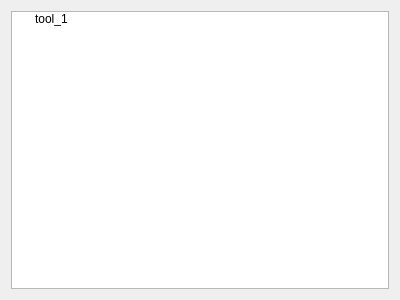
Above: starter/FENGSim/StatisticalProcessControl/SPCDockWidget.ui from OpenDigitalTwin-Dev/FENGSim before the change. Below: the same form after it.
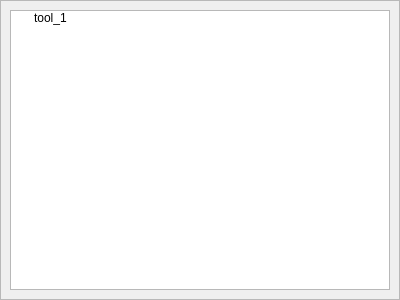
That is the form after the change. Icons and pictures are not drawn.

The edit to the form file:
```diff
--- a/starter/FENGSim/StatisticalProcessControl/SPCDockWidget.ui
+++ b/starter/FENGSim/StatisticalProcessControl/SPCDockWidget.ui
@@ -14,6 +14,27 @@
    <string>Form</string>
   </property>
   <layout class="QHBoxLayout" name="horizontalLayout">
+   <property name="leftMargin">
+    <number>0</number>
+   </property>
+   <property name="topMargin">
+    <number>0</number>
+   </property>
+   <property name="rightMargin">
+    <number>0</number>
+   </property>
+   <property name="bottomMargin">
+    <number>0</number>
+   </property>
+   <item>
+    <widget class="QFrame" name="frame">
+     <property name="frameShape">
+      <enum>QFrame::StyledPanel</enum>
+     </property>
+     <property name="frameShadow">
+      <enum>QFrame::Raised</enum>
+     </property>
+     <layout class="QVBoxLayout" name="verticalLayout">
    <item>
     <widget class="QTreeWidget" name="treeWidget">
      <property name="font">
@@ -67,6 +88,9 @@
        </property>
       </item>
      </item>
+       </widget>
+      </item>
+     </layout>
     </widget>
    </item>
   </layout>
```
Lines whose indentation alone changed are shown as unchanged.
